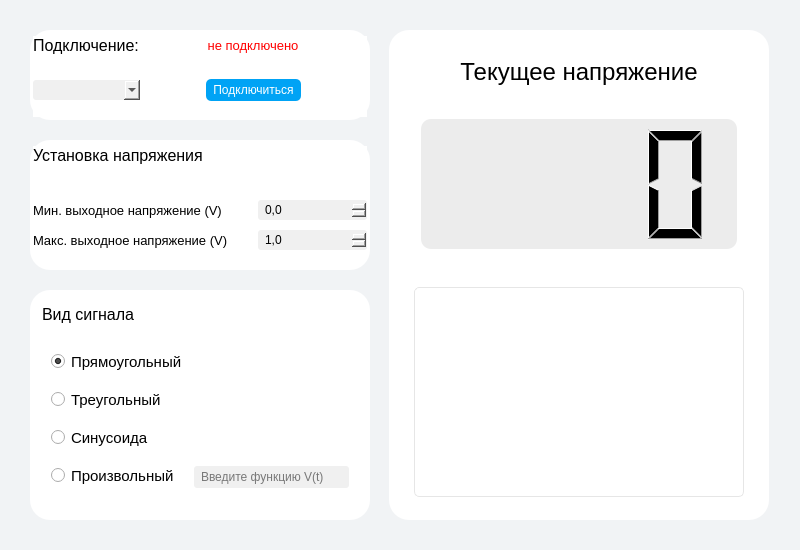
Old version of the form mainwindow.ui in the repository EgorkA82/Signalerator.
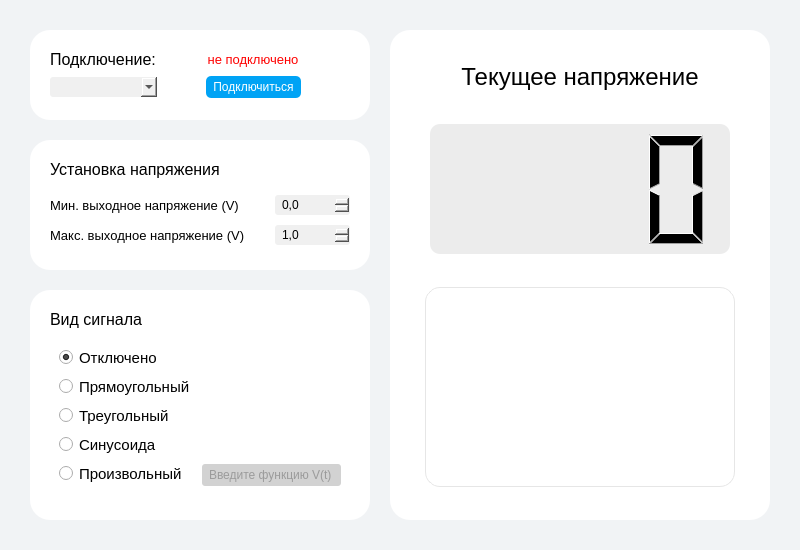
New version of the form. Custom widgets are drawn as their Qt base class.

Commit message: Добавлена реакция на пользовательские действия: 1. Нажатие на кнопку 2. Изменение напряжения 3. Выбор произвольной функции

```diff
--- a/mainwindow.ui
+++ b/mainwindow.ui
@@ -81,7 +81,7 @@
      <height>550</height>
     </size>
    </property>
-   <widget class="QGroupBox" name="signalFormGroupBox">
+   <widget class="QWidget" name="signalFormWidget" native="true">
     <property name="geometry">
      <rect>
       <x>30</x>
@@ -95,13 +95,22 @@
 border-radius: 20px;
 padding: 20px;</string>
     </property>
-    <property name="flat">
-     <bool>false</bool>
-    </property>
     <layout class="QVBoxLayout" name="signalFormLayout">
      <property name="spacing">
       <number>0</number>
      </property>
+     <property name="leftMargin">
+      <number>20</number>
+     </property>
+     <property name="topMargin">
+      <number>20</number>
+     </property>
+     <property name="rightMargin">
+      <number>20</number>
+     </property>
+     <property name="bottomMargin">
+      <number>20</number>
+     </property>
      <item>
       <widget class="QLabel" name="signalFormLabel">
        <property name="sizePolicy">
@@ -165,7 +174,7 @@
         <property name="bottomMargin">
          <number>0</number>
         </property>
-        <item row="0" column="0">
+        <item row="1" column="0">
          <widget class="QRadioButton" name="rectangleSignalButton">
           <property name="sizePolicy">
            <sizepolicy hsizetype="Minimum" vsizetype="Fixed">
@@ -191,11 +200,11 @@
            <string>Прямоугольный</string>
           </property>
           <property name="checked">
-           <bool>true</bool>
+           <bool>false</bool>
           </property>
          </widget>
         </item>
-        <item row="1" column="0">
+        <item row="2" column="0">
          <widget class="QRadioButton" name="triangleSignalButtot">
           <property name="sizePolicy">
            <sizepolicy hsizetype="Minimum" vsizetype="Fixed">
@@ -222,7 +231,7 @@
           </property>
          </widget>
         </item>
-        <item row="2" column="0">
+        <item row="3" column="0">
          <widget class="QRadioButton" name="sineSignalButton">
           <property name="sizePolicy">
            <sizepolicy hsizetype="Minimum" vsizetype="Fixed">
@@ -249,7 +258,7 @@
           </property>
          </widget>
         </item>
-        <item row="3" column="0">
+        <item row="4" column="0">
          <widget class="QRadioButton" name="customSignalButton">
           <property name="sizePolicy">
            <sizepolicy hsizetype="Minimum" vsizetype="Fixed">
@@ -276,7 +285,7 @@
           </property>
          </widget>
         </item>
-        <item row="3" column="1">
+        <item row="4" column="1">
          <widget class="QLineEdit" name="customSignalLineEdit">
           <property name="sizePolicy">
            <sizepolicy hsizetype="Expanding" vsizetype="Expanding">
@@ -291,10 +300,17 @@
            </size>
           </property>
           <property name="styleSheet">
-           <string notr="true">padding: 0;
-background-color: rgb(240, 240, 240);
-border-radius: 3px;
-padding-left: 5px;</string>
+           <string notr="true">QLineEdit {
+	padding: 0;
+	background-color: rgb(240, 240, 240);
+	color: rgb(100, 100, 100);
+	border-radius: 3px;
+	padding-left: 5px;
+}
+
+QLineEdit:read-only {
+	background-color: rgb(210, 210, 210);
+}</string>
           </property>
           <property name="maxLength">
            <number>16</number>
@@ -310,6 +326,36 @@
           </property>
          </widget>
         </item>
+        <item row="0" column="0">
+         <widget class="QRadioButton" name="noSignalButton">
+          <property name="sizePolicy">
+           <sizepolicy hsizetype="Minimum" vsizetype="Fixed">
+            <horstretch>0</horstretch>
+            <verstretch>0</verstretch>
+           </sizepolicy>
+          </property>
+          <property name="minimumSize">
+           <size>
+            <width>0</width>
+            <height>0</height>
+           </size>
+          </property>
+          <property name="font">
+           <font>
+            <pointsize>11</pointsize>
+           </font>
+          </property>
+          <property name="styleSheet">
+           <string notr="true">padding: 0;</string>
+          </property>
+          <property name="text">
+           <string>Отключено</string>
+          </property>
+          <property name="checked">
+           <bool>true</bool>
+          </property>
+         </widget>
+        </item>
        </layout>
        <zorder>customSignalLineEdit</zorder>
        <zorder>triangleSignalButtot</zorder>
@@ -320,7 +366,7 @@
      </item>
     </layout>
    </widget>
-   <widget class="QGroupBox" name="voltageGroupBox">
+   <widget class="QWidget" name="voltageWidget" native="true">
     <property name="geometry">
      <rect>
       <x>30</x>
@@ -339,16 +385,16 @@
       <number>0</number>
      </property>
      <property name="leftMargin">
-      <number>0</number>
+      <number>20</number>
      </property>
      <property name="topMargin">
-      <number>0</number>
+      <number>20</number>
      </property>
      <property name="rightMargin">
-      <number>0</number>
+      <number>20</number>
      </property>
      <property name="bottomMargin">
-      <number>0</number>
+      <number>20</number>
      </property>
      <item>
       <widget class="QLabel" name="voltageLabel">
@@ -405,7 +451,7 @@
          <number>0</number>
         </property>
         <property name="topMargin">
-         <number>17</number>
+         <number>10</number>
         </property>
         <property name="rightMargin">
          <number>0</number>
@@ -449,7 +495,7 @@
            <double>0.000000000000000</double>
           </property>
           <property name="maximum">
-           <double>5.000000000000000</double>
+           <double>1.000000000000000</double>
           </property>
           <property name="singleStep">
            <double>0.100000000000000</double>
@@ -516,10 +562,10 @@
      </item>
     </layout>
    </widget>
-   <widget class="QGroupBox" name="rightGroupBox">
+   <widget class="QWidget" name="rightWidget" native="true">
     <property name="geometry">
      <rect>
-      <x>389</x>
+      <x>390</x>
       <y>30</y>
       <width>380</width>
       <height>490</height>
@@ -540,6 +586,18 @@
      <property name="spacing">
       <number>0</number>
      </property>
+     <property name="leftMargin">
+      <number>20</number>
+     </property>
+     <property name="topMargin">
+      <number>20</number>
+     </property>
+     <property name="rightMargin">
+      <number>20</number>
+     </property>
+     <property name="bottomMargin">
+      <number>20</number>
+     </property>
      <item>
       <widget class="QLabel" name="currentVoltageLabel">
        <property name="sizePolicy">
@@ -700,8 +758,8 @@
          </property>
          <property name="minimumSize">
           <size>
-           <width>330</width>
-           <height>210</height>
+           <width>310</width>
+           <height>200</height>
           </size>
          </property>
          <property name="maximumSize">
@@ -713,7 +771,7 @@
          <property name="styleSheet">
           <string notr="true">padding: 0;
 border: 1px solid rgb(230, 230, 230);
-border-radius: 5px</string>
+border-radius: 15px;</string>
          </property>
         </widget>
        </item>
@@ -721,7 +779,7 @@
      </item>
     </layout>
    </widget>
-   <widget class="QGroupBox" name="connectGroupBox">
+   <widget class="QWidget" name="connectWidget" native="true">
     <property name="geometry">
      <rect>
       <x>30</x>
@@ -737,19 +795,19 @@
     </property>
     <layout class="QVBoxLayout" name="verticalLayout_6">
      <property name="spacing">
-      <number>8</number>
+      <number>5</number>
      </property>
      <property name="leftMargin">
-      <number>0</number>
+      <number>20</number>
      </property>
      <property name="topMargin">
-      <number>0</number>
+      <number>20</number>
      </property>
      <property name="rightMargin">
-      <number>0</number>
+      <number>20</number>
      </property>
      <property name="bottomMargin">
-      <number>0</number>
+      <number>20</number>
      </property>
      <item>
       <widget class="QWidget" name="horizontalWidget_4" native="true">
@@ -916,13 +974,30 @@
            </size>
           </property>
           <property name="styleSheet">
-           <string notr="true">background-color: rgb(0, 163, 245);
-color: rgb(255, 255, 255);
-border-radius: 5px;</string>
+           <string notr="true">QPushButton {
+	background-color: rgb(0, 163, 245);
+	color: rgb(255, 255, 255);
+	border-radius: 5px;
+}
+
+QPushButton:hover {
+	background-color: rgb(0, 143, 225)
+}
+
+QPushButton:pressed {
+	background-color: rgb(0, 123, 205)
+}
+</string>
           </property>
           <property name="text">
            <string>Подключиться</string>
           </property>
+          <property name="checkable">
+           <bool>true</bool>
+          </property>
+          <property name="autoExclusive">
+           <bool>false</bool>
+          </property>
          </widget>
         </item>
         <item>
```
Left out of the diff: 18 changed lines with no effect on the pictures. The commit also changes 3 other files.
